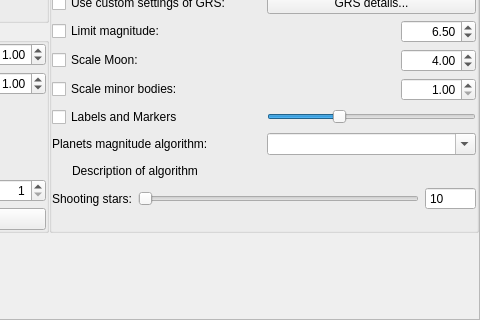
519984307/stellarium_src, file src/gui/viewDialog.ui: the form before one commit; both pictures show x 275 to 755 and y 312 to 632 of the 755 by 632 pixel window.
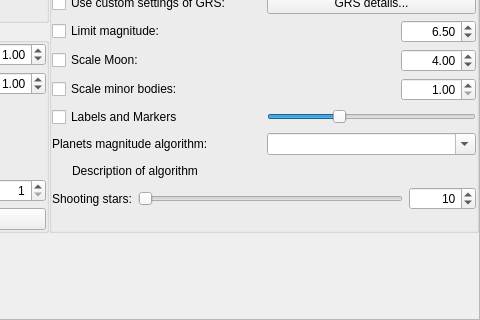
The form after the commit. Icons and pictures are not drawn. Custom widgets are drawn as their Qt base class.

The edit to the form file:
```diff
--- a/src/gui/viewDialog.ui
+++ b/src/gui/viewDialog.ui
@@ -1042,8 +1042,8 @@
                  <property name="frame">
                   <bool>true</bool>
                  </property>
-                 <property name="buttonSymbols">
-                  <enum>QAbstractSpinBox::NoButtons</enum>
+                 <property name="alignment">
+                  <set>Qt::AlignRight|Qt::AlignTrailing|Qt::AlignVCenter</set>
                  </property>
                  <property name="maximum">
                   <number>240000</number>
```
Left out of the diff: 10 changed lines with no effect on the pictures.
